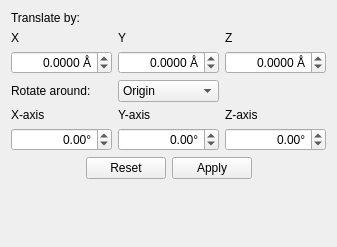
Old version of the form avogadro/qtplugins/manipulator/manipulatewidget.ui in the repository OpenChemistry/avogadrolibs.
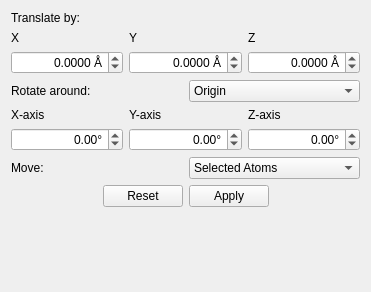
New version of the form.

Commit message:
Fix #1755 - rotate around origin, molecule center, selection center
Also allows rotating everything else if you want to fix the selection

```diff
--- a/avogadro/qtplugins/manipulator/manipulatewidget.ui
+++ b/avogadro/qtplugins/manipulator/manipulatewidget.ui
@@ -6,8 +6,8 @@
    <rect>
     <x>0</x>
     <y>0</y>
-    <width>337</width>
-    <height>247</height>
+    <width>371</width>
+    <height>292</height>
    </rect>
   </property>
   <property name="windowTitle">
@@ -103,6 +103,39 @@
      </item>
     </layout>
    </item>
+   <item>
+    <layout class="QHBoxLayout" name="horizontalLayout_3">
+     <property name="topMargin">
+      <number>0</number>
+     </property>
+     <item>
+      <widget class="QLabel" name="label_2">
+       <property name="text">
+        <string>Rotate around:</string>
+       </property>
+      </widget>
+     </item>
+     <item>
+      <widget class="QComboBox" name="rotateComboBox">
+       <item>
+        <property name="text">
+         <string>Origin</string>
+        </property>
+       </item>
+       <item>
+        <property name="text">
+         <string>Center of Molecule</string>
+        </property>
+       </item>
+       <item>
+        <property name="text">
+         <string>Center of Selection</string>
+        </property>
+       </item>
+      </widget>
+     </item>
+    </layout>
+   </item>
    <item>
     <layout class="QGridLayout" name="gridLayout_2">
      <item row="2" column="0">
@@ -174,18 +207,25 @@
        </property>
       </widget>
      </item>
-     <item row="0" column="0">
-      <widget class="QLabel" name="label_2">
+    </layout>
+   </item>
+   <item>
+    <layout class="QHBoxLayout" name="horizontalLayout_4">
+     <property name="topMargin">
+      <number>0</number>
+     </property>
+     <item>
+      <widget class="QLabel" name="label_9">
        <property name="text">
-        <string>Rotate around:</string>
+        <string>Move:</string>
        </property>
       </widget>
      </item>
-     <item row="0" column="1">
-      <widget class="QComboBox" name="rotateComboBox">
+     <item>
+      <widget class="QComboBox" name="moveComboBox">
        <item>
         <property name="text">
-         <string>Origin</string>
+         <string>Selected Atoms</string>
         </property>
        </item>
        <item>
```
Left out of the diff: 2 changed lines with no effect on the pictures. The commit also changes 2 other files.
